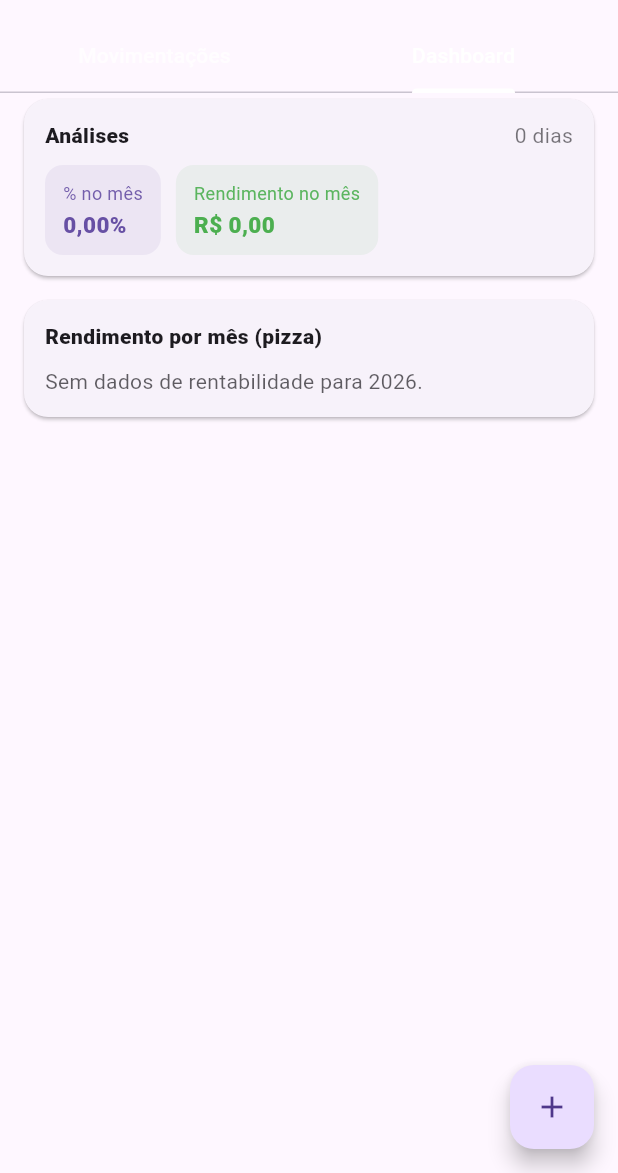
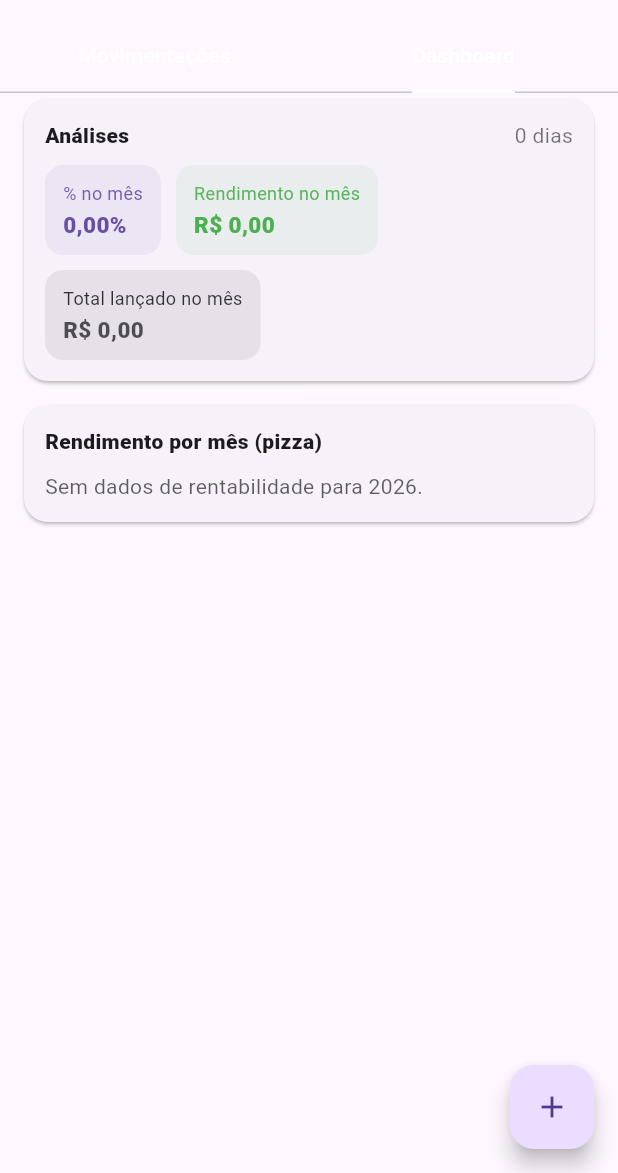
Before and after one commit to geanlima/vox-finance, a Flutter app: the BluminersPage screen opened directly, tab 2 chosen, on a phone screen of 412 x 824 dp, the part 63-1236 px from its top. Run offline on Flutter 3.47's test engine with Material 3 defaults, Android fonts, the phone set to English and light mode, and no system bars; our stand-ins replace firebase_auth, firebase_core, firebase_storage, fl_chart, flutter_local_notifications, flutter_slidable and 5 more; missing offline and left inert: google_mlkit_text_recognition, googleapis; accounts and stored records are empty; network calls fail.

Commit message:
Ajuste no processo de investimento blu

```diff
--- a/lib/ui/pages/investimentos/bluminers/bluminers_page.dart
+++ b/lib/ui/pages/investimentos/bluminers/bluminers_page.dart
@@ -797,6 +797,25 @@ class _BluminersPageState extends State<BluminersPage> {
       }
     }
 
+    // Total lançado no mês (net): aporte + ajuste + rendimento - saque
+    double totalLancadoMes = 0;
+    for (final m in movsMes) {
+      switch (m.tipo) {
+        case BluminersMovimentoTipo.aporte:
+          totalLancadoMes += m.valor;
+          break;
+        case BluminersMovimentoTipo.ajuste:
+          totalLancadoMes += m.valor;
+          break;
+        case BluminersMovimentoTipo.rendimento:
+          totalLancadoMes += m.valor;
+          break;
+        case BluminersMovimentoTipo.saque:
+          totalLancadoMes -= m.valor;
+          break;
+      }
+    }
+
     // % / melhor / pior: usa tabela de rentabilidade (importada) e, se não existir,
     // tenta extrair % de rendimentos manuais pela observação.
     double? parsePercentFromObs(String? obs) {
@@ -924,6 +943,11 @@ class _BluminersPageState extends State<BluminersPage> {
                     'Rendimento no mês',
                     _money.format(somaRendimento),
                     Colors.green,
+                  ),
+                  _metric(
+                    'Total lançado no mês',
+                    _money.format(totalLancadoMes),
+                    cs.onSurface.withOpacity(0.75),
                   ),
                   if (melhor != null)
                     _metric(
@@ -1398,8 +1422,18 @@ class _BluminersPageState extends State<BluminersPage> {
       final text = _monthFmt.format(DateTime(d.year, d.month, 1));
       final label =
           text.isNotEmpty ? (text[0].toUpperCase() + text.substring(1)) : text;
+
+      // Total do mês (somente rendimentos) para exibir no cabeçalho.
+      final totalMes = _movs
+          .where((m) => m.data.year == d.year && m.data.month == d.month)
+          .where((m) => m.tipo == BluminersMovimentoTipo.rendimento)
+          .fold<double>(0, (sum, m) => sum + m.valor);
+
       return Padding(
         padding: const EdgeInsets.only(top: 10, bottom: 6),
+        child: Row(
+          children: [
+            Expanded(
               child: Text(
                 label,
                 style: TextStyle(
@@ -1407,6 +1441,18 @@ class _BluminersPageState extends State<BluminersPage> {
                   fontWeight: FontWeight.w800,
                   color: cs.onSurface.withOpacity(0.75),
                 ),
+              ),
+            ),
+            if (totalMes > 0)
+              Text(
+                'Total: ${_money.format(totalMes)}',
+                style: TextStyle(
+                  fontSize: 12,
+                  fontWeight: FontWeight.w800,
+                  color: Colors.green.shade700,
+                ),
+              ),
+          ],
         ),
       );
     }
```
Lines whose indentation alone changed are shown as unchanged.
